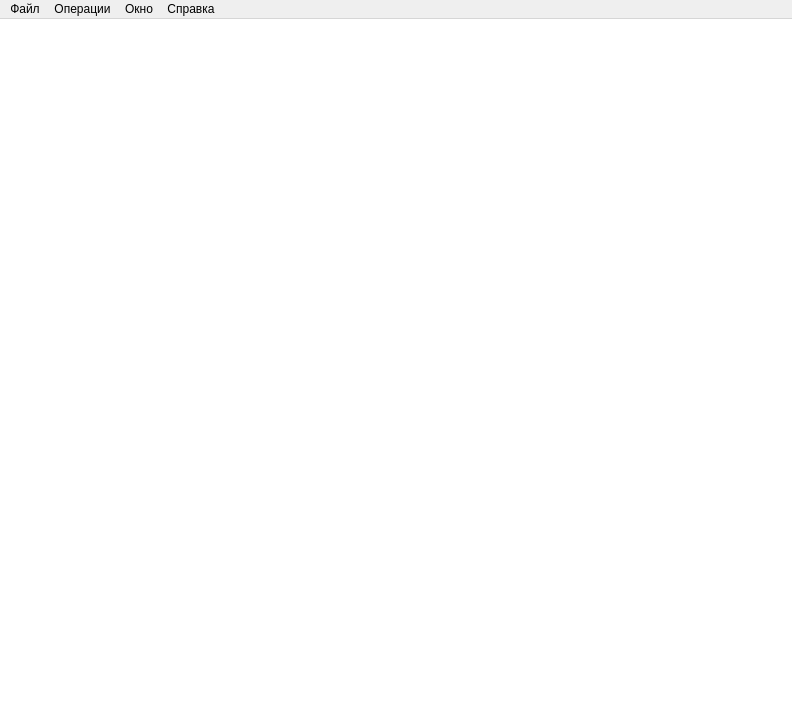
This is interfaces/mainWindowUI.ui in ZalmanHack/e-circuit_builder as Qt 5 draws it before an edit. The edited form follows.
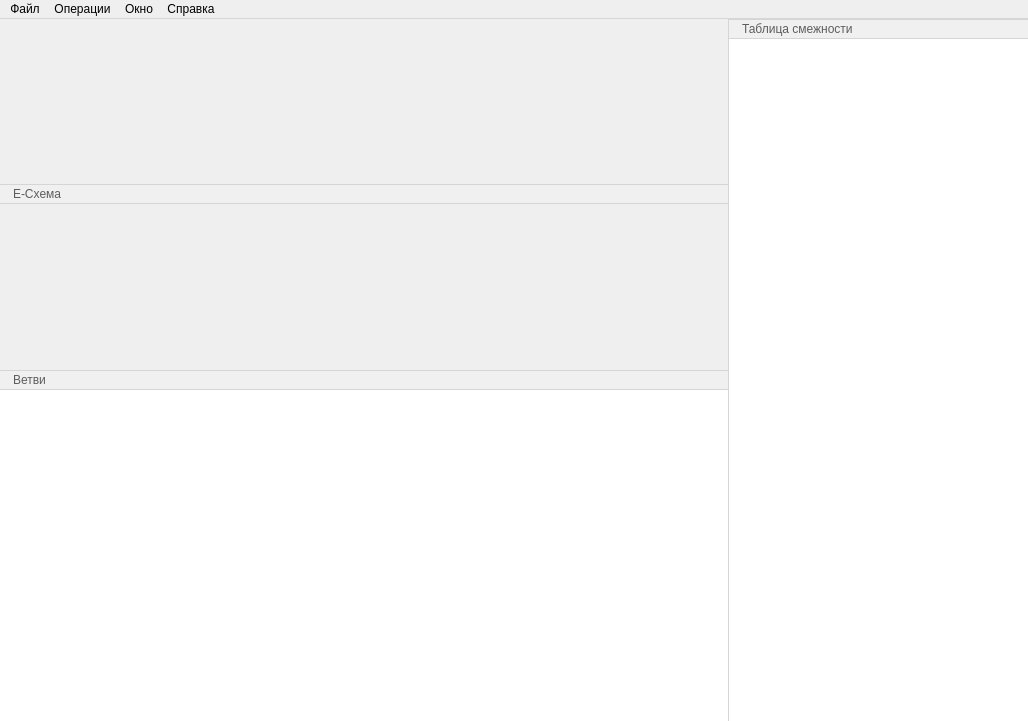
This is the edited form.

Commit message: maslova ver 3.4.1 release; new UI

Patch:
```diff
--- a/interfaces/mainWindowUI.ui
+++ b/interfaces/mainWindowUI.ui
@@ -6,8 +6,8 @@
    <rect>
     <x>0</x>
     <y>0</y>
-    <width>792</width>
-    <height>708</height>
+    <width>1028</width>
+    <height>721</height>
    </rect>
   </property>
   <property name="windowTitle">
@@ -41,7 +41,7 @@
         <verstretch>0</verstretch>
        </sizepolicy>
       </property>
-      <layout class="QVBoxLayout" name="verticalLayout" stretch="3,1">
+      <layout class="QVBoxLayout" name="verticalLayout_4">
        <property name="spacing">
         <number>0</number>
        </property>
@@ -58,32 +58,149 @@
         <number>0</number>
        </property>
        <item>
-        <layout class="QGridLayout" name="gridLayout">
-         <property name="spacing">
-          <number>0</number>
+        <widget class="QWidget" name="panelECircuit" native="true">
+         <property name="styleSheet">
+          <string notr="true">QWidget {
+border-style: solid;
+border-color:  rgb(213, 213, 213)
+}</string>
          </property>
-        </layout>
+         <layout class="QVBoxLayout" name="verticalLayout_2">
+          <property name="spacing">
+           <number>0</number>
+          </property>
+          <property name="leftMargin">
+           <number>0</number>
+          </property>
+          <property name="topMargin">
+           <number>0</number>
+          </property>
+          <property name="rightMargin">
+           <number>0</number>
+          </property>
+          <property name="bottomMargin">
+           <number>0</number>
+          </property>
+          <item>
+           <widget class="QLabel" name="label_3">
+            <property name="sizePolicy">
+             <sizepolicy hsizetype="Preferred" vsizetype="Fixed">
+              <horstretch>0</horstretch>
+              <verstretch>0</verstretch>
+             </sizepolicy>
+            </property>
+            <property name="minimumSize">
+             <size>
+              <width>0</width>
+              <height>20</height>
+             </size>
+            </property>
+            <property name="styleSheet">
+             <string notr="true">QLabel {
+background-color: rgb(240, 240, 240);
+border-top-width: 1;
+border-bottom-width: 1;
+color: rgb(93, 93, 93);
+padding-left: 10px;
+}</string>
+            </property>
+            <property name="text">
+             <string>Е-Схема</string>
+            </property>
+           </widget>
+          </item>
+          <item>
+           <layout class="QGridLayout" name="gridLayout">
+            <property name="spacing">
+             <number>0</number>
+            </property>
+           </layout>
+          </item>
+         </layout>
+        </widget>
        </item>
        <item>
-        <widget class="QPlainTextEdit" name="plainTextEdit">
-         <property name="sizePolicy">
-          <sizepolicy hsizetype="Preferred" vsizetype="Preferred">
-           <horstretch>0</horstretch>
-           <verstretch>0</verstretch>
-          </sizepolicy>
+        <widget class="QWidget" name="panelBranches" native="true">
+         <property name="styleSheet">
+          <string notr="true">QWidget {
+border-style: solid;
+border-color:  rgb(213, 213, 213)
+}</string>
          </property>
-         <property name="frameShape">
-          <enum>QFrame::NoFrame</enum>
-         </property>
+         <layout class="QVBoxLayout" name="verticalLayout">
+          <property name="spacing">
+           <number>0</number>
+          </property>
+          <property name="leftMargin">
+           <number>0</number>
+          </property>
+          <property name="topMargin">
+           <number>0</number>
+          </property>
+          <property name="rightMargin">
+           <number>0</number>
+          </property>
+          <property name="bottomMargin">
+           <number>0</number>
+          </property>
+          <item>
+           <widget class="QLabel" name="label">
+            <property name="sizePolicy">
+             <sizepolicy hsizetype="Preferred" vsizetype="Fixed">
+              <horstretch>0</horstretch>
+              <verstretch>0</verstretch>
+             </sizepolicy>
+            </property>
+            <property name="minimumSize">
+             <size>
+              <width>0</width>
+              <height>20</height>
+             </size>
+            </property>
+            <property name="styleSheet">
+             <string notr="true">QLabel {
+background-color: rgb(240, 240, 240);
+border-top-width: 1;
+border-bottom-width: 1;
+color: rgb(93, 93, 93);
+padding-left: 10px;
+}</string>
+            </property>
+            <property name="text">
+             <string>Ветви</string>
+            </property>
+           </widget>
+          </item>
+          <item>
+           <widget class="QPlainTextEdit" name="plainTextEdit">
+            <property name="sizePolicy">
+             <sizepolicy hsizetype="Preferred" vsizetype="Preferred">
+              <horstretch>0</horstretch>
+              <verstretch>0</verstretch>
+             </sizepolicy>
+            </property>
+            <property name="styleSheet">
+             <string notr="true">QPlainTextEdit {
+	border-width: 0;
+	selection-background-color: rgb(220, 220, 220);
+	selection-color: rgb(0, 0, 0);
+}</string>
+            </property>
+            <property name="frameShape">
+             <enum>QFrame::NoFrame</enum>
+            </property>
+           </widget>
+          </item>
+         </layout>
         </widget>
        </item>
       </layout>
      </widget>
     </item>
     <item>
-     <widget class="QTableView" name="tableView">
+     <widget class="QWidget" name="panelTable" native="true">
       <property name="sizePolicy">
-       <sizepolicy hsizetype="Fixed" vsizetype="Expanding">
+       <sizepolicy hsizetype="Fixed" vsizetype="Preferred">
         <horstretch>0</horstretch>
         <verstretch>0</verstretch>
        </sizepolicy>
@@ -100,18 +217,101 @@
         <height>16777215</height>
        </size>
       </property>
-      <property name="frameShape">
-       <enum>QFrame::VLine</enum>
+      <property name="styleSheet">
+       <string notr="true">QWidget {
+border-style: solid;
+border-color:  rgb(213, 213, 213);
+}</string>
       </property>
-      <property name="frameShadow">
-       <enum>QFrame::Raised</enum>
-      </property>
-      <property name="lineWidth">
-       <number>0</number>
-      </property>
-      <attribute name="verticalHeaderVisible">
-       <bool>false</bool>
-      </attribute>
+      <layout class="QVBoxLayout" name="verticalLayout_3">
+       <property name="spacing">
+        <number>0</number>
+       </property>
+       <property name="leftMargin">
+        <number>0</number>
+       </property>
+       <property name="topMargin">
+        <number>0</number>
+       </property>
+       <property name="rightMargin">
+        <number>0</number>
+       </property>
+       <property name="bottomMargin">
+        <number>0</number>
+       </property>
+       <item>
+        <widget class="QLabel" name="label_2">
+         <property name="sizePolicy">
+          <sizepolicy hsizetype="Preferred" vsizetype="Fixed">
+           <horstretch>0</horstretch>
+           <verstretch>0</verstretch>
+          </sizepolicy>
+         </property>
+         <property name="minimumSize">
+          <size>
+           <width>0</width>
+           <height>20</height>
+          </size>
+         </property>
+         <property name="styleSheet">
+          <string notr="true">QLabel {
+background-color: rgb(240, 240, 240);
+border-width: 1px;
+border-right-width: 0;
+color: rgb(93, 93, 93);
+padding-left: 10px;
+}</string>
+         </property>
+         <property name="text">
+          <string>Таблица смежности</string>
+         </property>
+        </widget>
+       </item>
+       <item>
+        <widget class="QTableView" name="tableView">
+         <property name="sizePolicy">
+          <sizepolicy hsizetype="Expanding" vsizetype="Expanding">
+           <horstretch>0</horstretch>
+           <verstretch>0</verstretch>
+          </sizepolicy>
+         </property>
+         <property name="minimumSize">
+          <size>
+           <width>0</width>
+           <height>0</height>
+          </size>
+         </property>
+         <property name="maximumSize">
+          <size>
+           <width>16777215</width>
+           <height>16777215</height>
+          </size>
+         </property>
+         <property name="styleSheet">
+          <string notr="true">QTableView {
+	border-left-width: 1px;
+	selection-background-color: rgb(240, 240, 240);
+	selection-color: rgb(0, 0, 0);
+}</string>
+         </property>
+         <property name="frameShape">
+          <enum>QFrame::VLine</enum>
+         </property>
+         <property name="frameShadow">
+          <enum>QFrame::Raised</enum>
+         </property>
+         <property name="lineWidth">
+          <number>0</number>
+         </property>
+         <attribute name="horizontalHeaderVisible">
+          <bool>false</bool>
+         </attribute>
+         <attribute name="verticalHeaderVisible">
+          <bool>false</bool>
+         </attribute>
+        </widget>
+       </item>
+      </layout>
      </widget>
     </item>
    </layout>
@@ -121,7 +321,7 @@
     <rect>
      <x>0</x>
      <y>0</y>
-     <width>792</width>
+     <width>1028</width>
      <height>21</height>
     </rect>
    </property>
```
Left out of the diff: 13 changed lines with no effect on the pictures. The commit also changes 2 other files.
